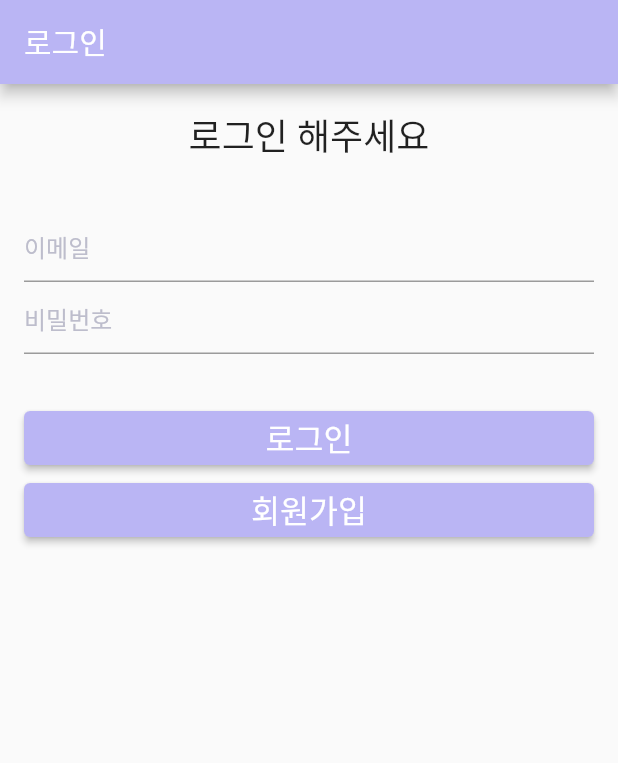
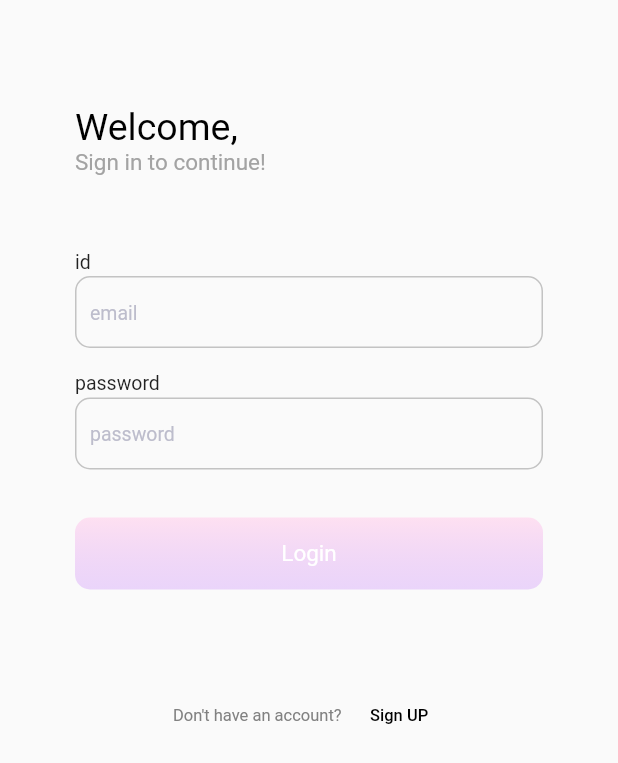
Before and after one commit to qqinjin/animal_serving_app, a Flutter app: the screen it shows after launch, on a phone screen of 412 x 824 dp. Shown: the top 763 px of the screen. Run offline on Flutter 3.47's test engine with Material 2 defaults, Android fonts, the phone set to English and light mode, and no system bars; our stand-ins replace cloud_firestore, firebase_auth, firebase_core, firebase_messaging, flutter_local_notifications, get and 1 more; missing offline and left inert: flutter_mjpeg; accounts and stored records are empty.

Commit message:
login/signup

```diff
--- a/lib/loginpage.dart
+++ b/lib/loginpage.dart
@@ -7,6 +7,7 @@ import 'package:provider/provider.dart';
 import 'auth_service.dart';
 //import 'bucket_service.dart';
 import 'main.dart';
+import 'signupPage.dart';
 
 /// 로그인 페이지
 class LoginPage extends StatefulWidget {
@@ -31,54 +32,100 @@ class _LoginPageState extends State<LoginPage> {
         final user = authService.currentUser();
 
         return Scaffold(
-          appBar: AppBar(
-            title: Text("로그인"),
-            backgroundColor: Color.fromARGB(255, 186, 181, 244),
-          ),
+
           body: SingleChildScrollView(
-            padding: const EdgeInsets.all(16),
+            padding: const EdgeInsets.all(50),
             child: Column(
               crossAxisAlignment: CrossAxisAlignment.stretch,
               children: [
-                /// 현재 유저 로그인 상태
-                Center(
-                  child: Text(
-                    //"로그인해 주세요 🙂",
-                    user == null ? "로그인 해주세요" : "${user.email}님 안녕하세요 👋",
+
+                SizedBox(height: 20),
+                Text(
+                  "Welcome,",
                   style: TextStyle(
-                      fontSize: 24,
+                    fontSize: 25.0,
+                    color: Color.fromARGB(255, 0, 0, 0),
                   ),
                 ),
+                Text(
+                  "Sign in to continue!",
+                  style: TextStyle(
+                    fontSize: 15.0,
+                    color: Color.fromARGB(255, 163, 163, 163),
                   ),
-                const SizedBox(height: 32),
+                ),               /// 현재 유저 로그인
+                SizedBox(height: 50),
 
-                /// 이메일
+                // 이메일 필드
+                Text(
+                  'id',
+                  style: TextStyle(fontSize: 13, fontWeight: FontWeight.normal),
+                ),
+                SizedBox(height: 2),
                 TextField(
                   controller: emailController,
-                  cursorColor: Colors.deepPurple, // 커서 색상
+                  cursorColor: Color.fromARGB(255, 137, 137, 137),
                   decoration: InputDecoration(
-                    hintText: "이메일",
-                    hintStyle:
-                        TextStyle(color: Color.fromARGB(255, 189, 189, 204)),
-                    focusedBorder: UnderlineInputBorder(
-                      borderSide: BorderSide(
-                          color: Colors.deepPurple), // 커서를 올렸을 때의 밑줄 색상
+                    contentPadding:
+                        EdgeInsets.symmetric(vertical: 10.0, horizontal: 10.0),
+                    hintText: "email",
+                    hintStyle: TextStyle(
+                      fontSize: 13,
+                      fontWeight: FontWeight.w400,
+                      color: Color.fromARGB(255, 189, 189, 204),
+                    ),
+                    border: OutlineInputBorder(
+                      borderRadius: BorderRadius.circular(10.0),
+                      borderSide:
+                          BorderSide(color: Color.fromARGB(255, 195, 195, 195)),
+                    ),
+                    enabledBorder: OutlineInputBorder(
+                      borderRadius: BorderRadius.circular(10.0),
+                      borderSide:
+                          BorderSide(color: Color.fromARGB(255, 195, 195, 195)),
+                    ),
+                    focusedBorder: OutlineInputBorder(
+                      borderRadius: BorderRadius.circular(10.0),
+                      borderSide:
+                          BorderSide(color: Color.fromARGB(255, 137, 137, 137)),
                     ),
                   ),
                 ),
 
-                /// 비밀번호
+                const SizedBox(height: 16),
+              // 비밀번호 필드
+                Text(
+                  'password',
+                  style: TextStyle(fontSize: 13, fontWeight: FontWeight.normal),
+                ),
+                SizedBox(height: 2),
                 TextField(
                   controller: passwordController,
-                  cursorColor: Colors.deepPurple, // 커서 색상
-                  obscureText: false,
+                  cursorColor: Color.fromARGB(255, 137, 137, 137),
+                  obscureText: true, // 비밀번호를 숨기기 위해 true로 설정
                   decoration: InputDecoration(
-                    hintText: "비밀번호",
-                    hintStyle:
-                        TextStyle(color: Color.fromARGB(255, 189, 189, 204)),
-                    focusedBorder: UnderlineInputBorder(
-                      borderSide: BorderSide(
-                          color: Colors.deepPurple), // 커서를 올렸을 때의 밑줄 색상
+                    contentPadding:
+                        EdgeInsets.symmetric(vertical: 10.0, horizontal: 10.0),
+                    hintText: "password",
+                    hintStyle: TextStyle(
+                      fontSize: 13,
+                      fontWeight: FontWeight.w400,
+                      color: Color.fromARGB(255, 189, 189, 204),
+                    ),
+                    border: OutlineInputBorder(
+                      borderRadius: BorderRadius.circular(10.0),
+                      borderSide:
+                          BorderSide(color: Color.fromARGB(255, 195, 195, 195)),
+                    ),
+                    enabledBorder: OutlineInputBorder(
+                      borderRadius: BorderRadius.circular(10.0),
+                      borderSide:
+                          BorderSide(color: Color.fromARGB(255, 195, 195, 195)),
+                    ),
+                    focusedBorder: OutlineInputBorder(
+                      borderRadius: BorderRadius.circular(10.0),
+                      borderSide:
+                          BorderSide(color: Color.fromARGB(255, 137, 137, 137)),
                     ),
                   ),
                 ),
@@ -86,12 +133,43 @@ class _LoginPageState extends State<LoginPage> {
                 SizedBox(height: 32),
 
                 /// 로그인 버튼
-                ElevatedButton(
-                  style: ElevatedButton.styleFrom(
-                    backgroundColor:
-                        Color.fromARGB(255, 186, 181, 244), // 변경된 색상
+                Container(
+                  decoration: BoxDecoration(
+                    gradient: LinearGradient(
+                      colors: [
+                        Color.fromARGB(189, 255, 215, 238),  // 시작 색
+                        Color.fromARGB(136, 220, 180, 250), // 끝 색
+                      ],
+                      begin: Alignment.topCenter,
+                      end: Alignment.bottomCenter,
                     ),
-                  child: Text("로그인", style: TextStyle(fontSize: 21)),
+                    borderRadius: BorderRadius.circular(10.0),
+                  ),
+                  child: ElevatedButton(
+                    style: ButtonStyle(
+                      shape: MaterialStateProperty.all<RoundedRectangleBorder>(
+                        RoundedRectangleBorder(
+                          borderRadius: BorderRadius.circular(10.0),
+                        ),
+                      ),
+                      backgroundColor: MaterialStateProperty.all(Colors.transparent),
+                      shadowColor: MaterialStateProperty.all(Colors.transparent),
+                      padding: MaterialStateProperty.all(EdgeInsets.all(15)),
+                      foregroundColor: MaterialStateProperty.all(Colors.white),
+                      overlayColor: MaterialStateProperty.resolveWith<Color?>(
+                        (Set<MaterialState> states) {
+                          if (states.contains(MaterialState.pressed))
+                            return Color.fromARGB(255, 154, 100, 255).withOpacity(0.5);
+                          return null;
+                        }
+                      ),
+                      elevation: MaterialStateProperty.all(0),
+                      side: MaterialStateProperty.all(BorderSide.none),
+                      textStyle: MaterialStateProperty.all<TextStyle>(
+                        TextStyle(fontSize: 15, fontWeight: FontWeight.normal),
+                      ),
+                    ),
+                    child: Text("Login"),
                     onPressed: () {
                       // 로그인
                       authService.signIn(
@@ -126,34 +204,46 @@ class _LoginPageState extends State<LoginPage> {
                       );
                     },
                   ),
+                ),
+
+                SizedBox(height: 60),
+
+                Row(
+                  mainAxisAlignment: MainAxisAlignment.center, // 중앙 정렬
+                  children: [
+                    Text(
+                      "Don't have an account? ",
+                      style: TextStyle(
+                        fontSize: 11.0,
+                        color: Color.fromARGB(255, 129, 129, 129),
+                      ),
+                      textAlign: TextAlign.center,
+                    ),
+                    SizedBox(width: 5), // 텍스트 사이의 간격을 주기 위한 SizedBox
+                    TextButton(
+                      onPressed: () {
+                        Navigator.push(
+                          context,
+                          MaterialPageRoute(builder: (context) => SignUpPage()),
+                        );
+                      },
+                      child: Text(
+                        "Sign UP",
+                        style: TextStyle(
+                          fontSize: 11.0,
+                          color: Color.fromARGB(255, 0, 0, 0),
+                        ),
+                      ),
+                      style: TextButton.styleFrom(
+                        foregroundColor: Colors.transparent,
+                        padding: EdgeInsets.zero, // 패딩 제거
+                      ),
+                    )
+                  ],
+                ),
 
                 /// 회원가입 버튼
-                ElevatedButton(
-                  style: ElevatedButton.styleFrom(
-                    backgroundColor:
-                        Color.fromARGB(255, 186, 181, 244), // 변경된 색상
-                  ),
-                  child: Text("회원가입", style: TextStyle(fontSize: 21)),
-                  onPressed: () {
-                    // 회원가입
-                    authService.signUp(
-                      email: emailController.text,
-                      password: passwordController.text,
-                      onSuccess: () {
-                        // 회원가입 성공
-                        ScaffoldMessenger.of(context).showSnackBar(SnackBar(
-                          content: Text("회원가입 성공"),
-                        ));
-                      },
-                      onError: (err) {
-                        // 에러 발생
-                        ScaffoldMessenger.of(context).showSnackBar(SnackBar(
-                          content: Text(err),
-                        ));
-                      },
-                    );
-                  },
-                ),
+
               ],
             ),
           ),
```
Also changed, not shown: lib/main.dart (+7 -4 lines), lib/signupPage.dart (added, +358 -0 lines), lib/auth_service.dart (line endings or trailing spaces). Lines whose indentation alone changed are shown as unchanged.
